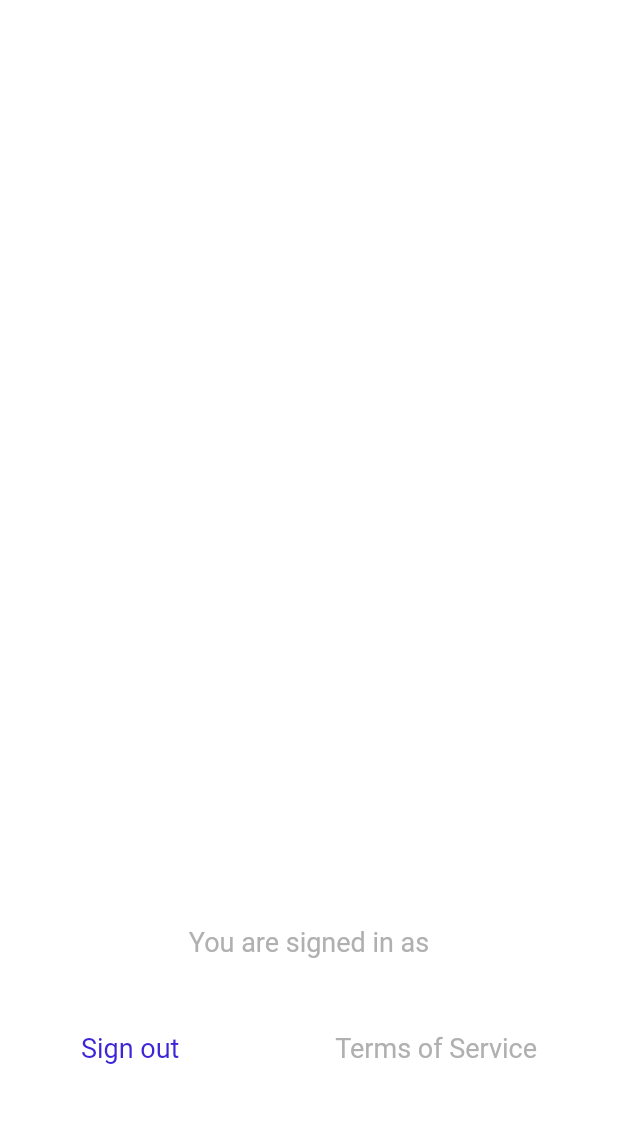
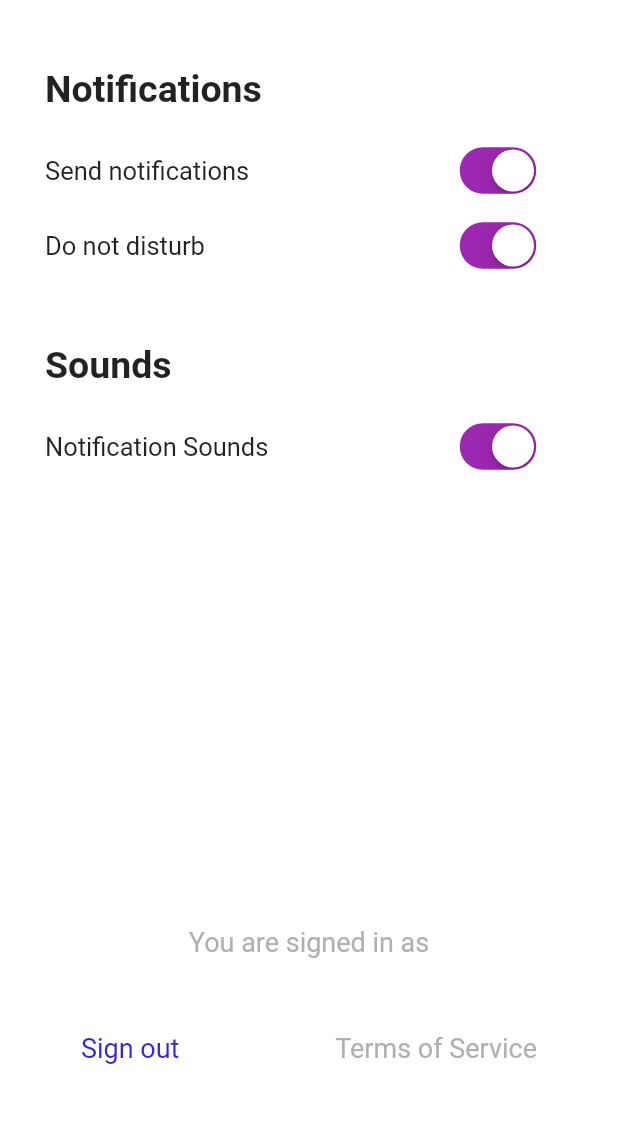
Before and after one commit to AngelK1NG/argus_app_1, a Flutter app: the SettingsPage screen opened by its route, on a phone screen of 412 x 824 dp, the part 98-1221 px from its top. Run offline on Flutter 3.47's test engine with Material 2 defaults, Android fonts, the phone set to English and light mode, and no system bars; our stand-ins replace auto_size_text, cloud_firestore, dots_indicator, firebase_analytics, firebase_auth, flutter_local_notifications and 6 more; missing offline and left inert: apple_sign_in, flutter_dnd, screen; accounts and stored records are empty; statements that could not run were skipped.

Commit message:
Settings page done, Screen Brightness replaced Screen State

```diff
--- /dev/null
+++ b/lib/components/settings_tile.dart
@@ -0,0 +1,39 @@
+import 'package:flutter/cupertino.dart';
+import 'package:flutter/material.dart';
+
+class SettingsTile extends StatefulWidget {
+  final String title;
+  final bool toggle;
+  final Function onChanged;
+  SettingsTile({this.title, this.toggle, this.onChanged});
+
+  @override
+  _SettingsTileState createState() => _SettingsTileState();
+}
+
+class _SettingsTileState extends State<SettingsTile> {
+  @override
+  Widget build(BuildContext context) {
+    return Container(
+      height: 30.0,
+      child: Row(
+        mainAxisAlignment: MainAxisAlignment.spaceBetween,
+        children: <Widget>[
+          Text(
+            widget.title,
+            style: TextStyle(fontSize: 17),
+          ),
+          Container(
+            width: 100.0,
+            child: CupertinoSwitch(
+              activeColor: Colors.purple,
+              trackColor: Colors.grey,
+              value: widget.toggle,
+              onChanged: widget.onChanged,
+            ),
+          ),
+        ],
+      ),
+    );
+  }
+}
--- a/lib/screens/settings.dart
+++ b/lib/screens/settings.dart
@@ -1,8 +1,10 @@
+import 'package:Focal/components/settings_tile.dart';
 import 'package:Focal/utils/local_notifications.dart';
 import 'package:Focal/utils/user.dart';
 import 'package:flutter/material.dart';
 import 'package:Focal/constants.dart';
 import 'package:provider/provider.dart';
+import 'package:shared_preferences/shared_preferences.dart';
 import '../components/wrapper.dart';
 
 class SettingsPage extends StatefulWidget {
@@ -14,10 +16,39 @@ class SettingsPage extends StatefulWidget {
 
 class _SettingsPageState extends State<SettingsPage> {
   bool _loading = true;
+  bool _notificationsOn = true;
+  bool _dndOn = true;
+  bool _soundOn = true;
+
+  void getSettings() {
+    SharedPreferences.getInstance().then((SharedPreferences prefs) {
+      setState(() {
+        _notificationsOn = prefs.getBool('notifications on') == null
+            ? true
+            : prefs.getBool('notifications on');
+        _dndOn = prefs.getBool('do not disturb on') == null
+            ? true
+            : prefs.getBool('do not disturb on');
+        _notificationsOn = prefs.getBool('notifications on') == null
+            ? true
+            : prefs.getBool('notifications on');
+        _soundOn = prefs.getBool('sound on') == null
+            ? true
+            : prefs.getBool('sound on');
+      });
+    });
+  }
+
+  void setValue(String key, bool val) async {
+    SharedPreferences prefs = await SharedPreferences.getInstance();
+    prefs.setBool(key, val);
+    print('$key is set to ${prefs.get}');
+  }
 
   @override
   void initState() {
     super.initState();
+    getSettings();
     Future.delayed(Duration(milliseconds: 1), () {
       setState(() {
         _loading = false;
@@ -39,7 +70,7 @@ class _SettingsPageState extends State<SettingsPage> {
           top: 0,
           child: Padding(
             padding: const EdgeInsets.only(
-              right: 38,
+              right: 30,
               top: 30,
             ),
             child: Text(
@@ -49,10 +80,70 @@ class _SettingsPageState extends State<SettingsPage> {
           ),
         ),
         Positioned(
-          right: 0,
-          left: 0,
+          right: 30,
+          left: 30,
           top: 100,
-          child: Container(),
+          child: Container(
+            child: Column(
+              crossAxisAlignment: CrossAxisAlignment.start,
+              children: <Widget>[
+                SizedBox(
+                  height: 10,
+                ),
+                Text(
+                  'Notifications',
+                  style: TextStyle(fontSize: 25, fontWeight: FontWeight.bold),
+                ),
+                SizedBox(
+                  height: 25,
+                ),
+                SettingsTile(
+                  title: 'Send notifications',
+                  toggle: _notificationsOn,
+                  onChanged: (value) {
+                    setState(() {
+                      _notificationsOn = value;
+                    });
+                    LocalNotificationHelper.notificationsOn = value;
+                    setValue('notifications on', value);
+                  },
+                ),
+                SizedBox(
+                  height: 20,
+                ),
+                SettingsTile(
+                  title: 'Do not disturb',
+                  toggle: _dndOn,
+                  onChanged: (value) {
+                    setState(() {
+                      _dndOn = value;
+                    });
+                    setValue('do not disturb on', value);
+                  },
+                ),
+                SizedBox(
+                  height: 50,
+                ),
+                Text(
+                  'Sounds',
+                  style: TextStyle(fontSize: 25, fontWeight: FontWeight.bold),
+                ),
+                SizedBox(
+                  height: 25,
+                ),
+                SettingsTile(
+                  title: 'Notification Sounds',
+                  toggle: _soundOn,
+                  onChanged: (value) {
+                    setState(() {
+                      _soundOn = value;
+                    });
+                    setValue('sound on', value);
+                  },
+                ),
+              ],
+            ),
+          ),
         ),
         Positioned(
           right: 30,
--- a/pubspec.yaml
+++ b/pubspec.yaml
@@ -33,6 +33,8 @@ dependencies:
   dots_indicator: ^1.2.0
   percent_indicator: ^2.1.5
   auto_size_text: ^2.1.0
+  shared_preferences: ^0.5.8
+  screen: ^0.0.5
 
 dev_dependencies:
   flutter_test:
```
Also changed, not shown: lib/screens/home.dart (+75 -49 lines), lib/screens/tasks.dart (+7 -5 lines), lib/utils/local_notifications.dart (+11 -5 lines), pubspec.lock.
